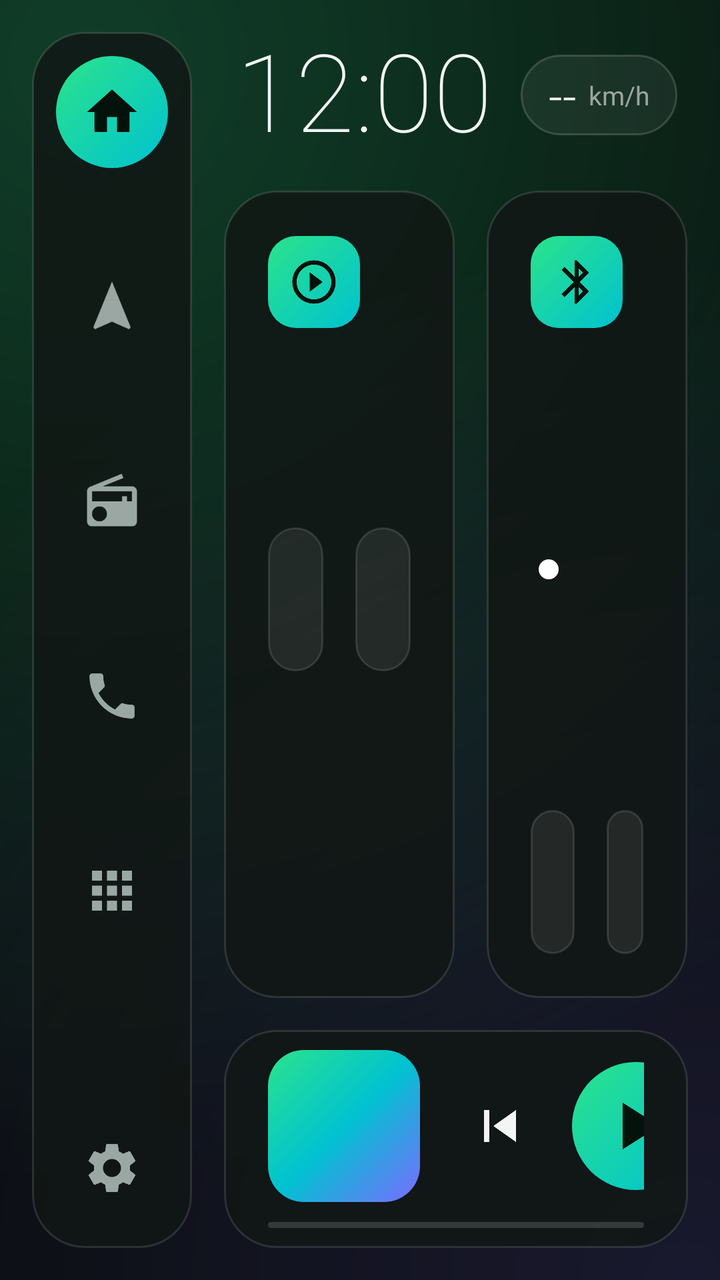
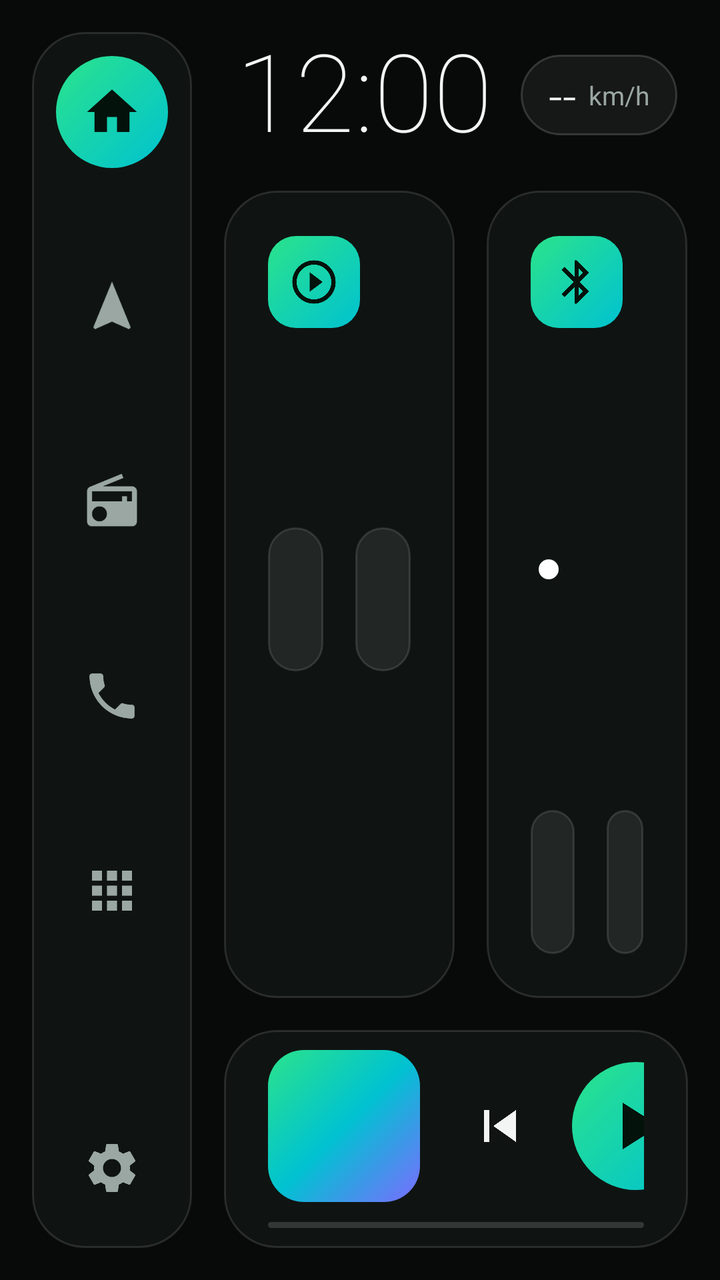

Compare the two renders of this Android layout. The source of the first and the diff that turns it into the second are given below.
<!-- AndroidManifest.xml: application theme Theme.RadioCar -->
<!-- res/layout/activity_main.xml -->
<?xml version="1.0" encoding="utf-8"?>
<FrameLayout xmlns:android="http://schemas.android.com/apk/res/android"
    android:id="@+id/root"
    android:layout_width="match_parent"
    android:layout_height="match_parent"
    android:background="@drawable/bg_home">

    <LinearLayout
        android:layout_width="match_parent"
        android:layout_height="match_parent"
        android:orientation="horizontal"
        android:padding="@dimen/screen_pad">

        
        <LinearLayout
            android:layout_width="@dimen/rail_width"
            android:layout_height="match_parent"
            android:background="@drawable/bg_card"
            android:gravity="center_horizontal"
            android:orientation="vertical"
            android:paddingTop="12dp"
            android:paddingBottom="12dp">

            <ImageButton
                android:id="@+id/rail_home"
                style="@style/RailButton"
                android:background="@drawable/bg_accent_oval"
                android:contentDescription="@string/cd_home"
                android:src="@drawable/ic_home"
                android:tint="@color/on_accent" />

            <Space android:layout_width="1dp" android:layout_height="0dp" android:layout_weight="1" />

            <ImageButton
                android:id="@+id/rail_nav"
                style="@style/RailButton"
                android:contentDescription="@string/slot_nav"
                android:src="@drawable/ic_navigation" />

            <Space android:layout_width="1dp" android:layout_height="0dp" android:layout_weight="1" />

            <ImageButton
                android:id="@+id/rail_radio"
                style="@style/RailButton"
                android:contentDescription="@string/slot_radio"
                android:src="@drawable/ic_radio" />

            <Space android:layout_width="1dp" android:layout_height="0dp" android:layout_weight="1" />

            <ImageButton
                android:id="@+id/rail_phone"
                style="@style/RailButton"
                android:contentDescription="@string/slot_phone"
                android:src="@drawable/ic_phone" />

            <Space android:layout_width="1dp" android:layout_height="0dp" android:layout_weight="1" />

            <ImageButton
                android:id="@+id/rail_apps"
                style="@style/RailButton"
                android:contentDescription="@string/cd_apps"
                android:src="@drawable/ic_apps" />

            <Space android:layout_width="1dp" android:layout_height="0dp" android:layout_weight="2" />

            <ImageButton
                android:id="@+id/rail_settings"
                style="@style/RailButton"
                android:contentDescription="@string/slot_settings"
                android:src="@drawable/ic_settings" />
        </LinearLayout>

        
        <LinearLayout
            android:layout_width="0dp"
            android:layout_height="match_parent"
            android:layout_marginStart="@dimen/gap"
            android:layout_weight="1"
            android:orientation="vertical">

            
            <LinearLayout
                android:layout_width="match_parent"
                android:layout_height="wrap_content"
                android:gravity="center_vertical"
                android:orientation="horizontal"
                android:paddingStart="6dp"
                android:paddingEnd="2dp">

                <TextClock
                    android:id="@+id/clock"
                    android:layout_width="wrap_content"
                    android:layout_height="wrap_content"
                    android:fontFamily="sans-serif-thin"
                    android:format12Hour="h:mm"
                    android:format24Hour="HH:mm"
                    android:includeFontPadding="false"
                    android:maxLines="1"
                    android:textColor="@color/text_primary"
                    android:textSize="@dimen/top_clock_size" />

                <LinearLayout
                    android:layout_width="0dp"
                    android:layout_height="wrap_content"
                    android:layout_marginStart="14dp"
                    android:layout_weight="1"
                    android:orientation="vertical">

                    <TextView
                        android:id="@+id/greeting"
                        android:layout_width="wrap_content"
                        android:layout_height="wrap_content"
                        android:singleLine="true"
                        android:textColor="@color/text_primary"
                        android:textSize="@dimen/greeting_size" />

                    <TextClock
                        android:layout_width="wrap_content"
                        android:layout_height="wrap_content"
                        android:format12Hour="EEEE, d 'de' MMMM"
                        android:format24Hour="EEEE, d 'de' MMMM"
                        android:singleLine="true"
                        android:textColor="@color/text_secondary"
                        android:textSize="@dimen/date_size" />
                </LinearLayout>

                <LinearLayout
                    android:id="@+id/speed_chip"
                    android:layout_width="wrap_content"
                    android:layout_height="wrap_content"
                    android:background="@drawable/bg_chip"
                    android:gravity="center_vertical"
                    android:orientation="horizontal"
                    android:paddingStart="14dp"
                    android:paddingTop="4dp"
                    android:paddingEnd="14dp"
                    android:paddingBottom="4dp">

                    <TextView
                        android:id="@+id/speed_value"
                        android:layout_width="wrap_content"
                        android:layout_height="wrap_content"
                        android:fontFamily="sans-serif-light"
                        android:text="--"
                        android:textColor="@color/text_primary"
                        android:textSize="@dimen/speed_size" />

                    <TextView
                        android:id="@+id/speed_unit"
                        android:layout_width="wrap_content"
                        android:layout_height="wrap_content"
                        android:layout_marginStart="6dp"
                        android:text="@string/kmh"
                        android:textColor="@color/text_secondary"
                        android:textSize="13sp" />
                </LinearLayout>

                <TextView
                    android:layout_width="wrap_content"
                    android:layout_height="wrap_content"
                    android:layout_marginStart="10dp"
                    android:background="@drawable/bg_badge"
                    android:fontFamily="sans-serif-medium"
                    android:letterSpacing="0.12"
                    android:paddingStart="14dp"
                    android:paddingTop="6dp"
                    android:paddingEnd="14dp"
                    android:paddingBottom="6dp"
                    android:text="@string/truck_badge"
                    android:textColor="@color/accent_1"
                    android:textSize="13sp" />
            </LinearLayout>

            
            <LinearLayout
                android:layout_width="match_parent"
                android:layout_height="0dp"
                android:layout_marginTop="@dimen/gap"
                android:layout_weight="1"
                android:orientation="horizontal">

                
                <LinearLayout
                    android:id="@+id/video_card"
                    android:layout_width="0dp"
                    android:layout_height="match_parent"
                    android:layout_weight="1.15"
                    android:background="@drawable/bg_card"
                    android:orientation="vertical"
                    android:padding="@dimen/card_pad">

                    <LinearLayout
                        android:layout_width="match_parent"
                        android:layout_height="wrap_content"
                        android:gravity="center_vertical"
                        android:orientation="horizontal">

                        <ImageView
                            android:layout_width="@dimen/card_icon"
                            android:layout_height="@dimen/card_icon"
                            android:background="@drawable/bg_icon_chip"
                            android:importantForAccessibility="no"
                            android:padding="@dimen/card_icon_pad"
                            android:src="@drawable/ic_video"
                            android:tint="@color/on_accent" />

                        <LinearLayout
                            android:layout_width="0dp"
                            android:layout_height="wrap_content"
                            android:layout_marginStart="12dp"
                            android:layout_weight="1"
                            android:orientation="vertical">

                            <TextView
                                android:layout_width="wrap_content"
                                android:layout_height="wrap_content"
                                android:fontFamily="sans-serif-medium"
                                android:singleLine="true"
                                android:text="@string/video_title"
                                android:textColor="@color/text_primary"
                                android:textSize="@dimen/card_title_size" />

                            <TextView
                                android:id="@+id/video_sub"
                                android:layout_width="match_parent"
                                android:layout_height="wrap_content"
                                android:ellipsize="end"
                                android:singleLine="true"
                                android:textColor="@color/text_secondary"
                                android:textSize="@dimen/card_sub_size" />
                        </LinearLayout>
                    </LinearLayout>

                    <Space android:layout_width="1dp" android:layout_height="0dp" android:layout_weight="1" />

                    <LinearLayout
                        android:layout_width="match_parent"
                        android:layout_height="@dimen/app_btn_height"
                        android:orientation="horizontal">

                        <include
                            android:id="@+id/btn_video"
                            layout="@layout/app_button"
                            android:layout_width="0dp"
                            android:layout_height="match_parent"
                            android:layout_weight="1" />

                        <include
                            android:id="@+id/btn_video_music"
                            layout="@layout/app_button"
                            android:layout_width="0dp"
                            android:layout_height="match_parent"
                            android:layout_marginStart="@dimen/gap"
                            android:layout_weight="1" />
                    </LinearLayout>

                    <Space android:layout_width="1dp" android:layout_height="0dp" android:layout_weight="1" />

                    
                    <HorizontalScrollView
                        android:layout_width="match_parent"
                        android:layout_height="@dimen/chip_height"
                        android:fadingEdgeLength="24dp"
                        android:requiresFadingEdge="horizontal"
                        android:scrollbars="none">

                        <LinearLayout
                            android:id="@+id/video_chips"
                            android:layout_width="wrap_content"
                            android:layout_height="match_parent"
                            android:orientation="horizontal" />
                    </HorizontalScrollView>
                </LinearLayout>

                
                <LinearLayout
                    android:id="@+id/bt_card"
                    android:layout_width="0dp"
                    android:layout_height="match_parent"
                    android:layout_marginStart="@dimen/gap"
                    android:layout_weight="1"
                    android:background="@drawable/bg_card_pressable"
                    android:clickable="true"
                    android:focusable="true"
                    android:orientation="vertical"
                    android:padding="@dimen/card_pad">

                    <LinearLayout
                        android:layout_width="match_parent"
                        android:layout_height="wrap_content"
                        android:gravity="center_vertical"
                        android:orientation="horizontal">

                        <ImageView
                            android:layout_width="@dimen/card_icon"
                            android:layout_height="@dimen/card_icon"
                            android:background="@drawable/bg_icon_chip"
                            android:importantForAccessibility="no"
                            android:padding="@dimen/card_icon_pad"
                            android:src="@drawable/ic_bluetooth"
                            android:tint="@color/on_accent" />

                        <LinearLayout
                            android:layout_width="0dp"
                            android:layout_height="wrap_content"
                            android:layout_marginStart="12dp"
                            android:layout_weight="1"
                            android:orientation="vertical">

                            <TextView
                                android:layout_width="wrap_content"
                                android:layout_height="wrap_content"
                                android:fontFamily="sans-serif-medium"
                                android:singleLine="true"
                                android:text="@string/bt_title"
                                android:textColor="@color/text_primary"
                                android:textSize="@dimen/card_title_size" />

                            <TextView
                                android:layout_width="wrap_content"
                                android:layout_height="wrap_content"
                                android:singleLine="true"
                                android:text="@string/bt_subtitle"
                                android:textColor="@color/text_secondary"
                                android:textSize="@dimen/card_sub_size" />
                        </LinearLayout>
                    </LinearLayout>

                    <Space android:layout_width="1dp" android:layout_height="0dp" android:layout_weight="1" />

                    <LinearLayout
                        android:layout_width="match_parent"
                        android:layout_height="wrap_content"
                        android:gravity="center_vertical"
                        android:orientation="horizontal"
                        android:paddingStart="4dp">

                        <View
                            android:id="@+id/bt_dot"
                            android:layout_width="10dp"
                            android:layout_height="10dp"
                            android:background="@drawable/bg_dot" />

                        <TextView
                            android:id="@+id/bt_status"
                            android:layout_width="0dp"
                            android:layout_height="wrap_content"
                            android:layout_marginStart="10dp"
                            android:layout_weight="1"
                            android:ellipsize="end"
                            android:maxLines="2"
                            android:textColor="@color/text_primary"
                            android:textSize="@dimen/status_size" />
                    </LinearLayout>

                    <Space android:layout_width="1dp" android:layout_height="0dp" android:layout_weight="1" />

                    <LinearLayout
                        android:layout_width="match_parent"
                        android:layout_height="@dimen/app_btn_height"
                        android:orientation="horizontal">

                        <include
                            android:id="@+id/btn_bt_music"
                            layout="@layout/app_button"
                            android:layout_width="0dp"
                            android:layout_height="match_parent"
                            android:layout_weight="1.2" />

                        <include
                            android:id="@+id/btn_bt_phone"
                            layout="@layout/app_button"
                            android:layout_width="0dp"
                            android:layout_height="match_parent"
                            android:layout_marginStart="@dimen/gap"
                            android:layout_weight="1" />
                    </LinearLayout>
                </LinearLayout>
            </LinearLayout>

            
            <FrameLayout
                android:id="@+id/media_card"
                android:layout_width="match_parent"
                android:layout_height="wrap_content"
                android:layout_marginTop="@dimen/gap"
                android:background="@drawable/bg_card_pressable"
                android:clickable="true"
                android:focusable="true">

                
                <LinearLayout
                    android:id="@+id/media_glow"
                    android:layout_width="match_parent"
                    android:layout_height="wrap_content"
                    android:orientation="vertical"
                    android:paddingStart="@dimen/card_pad"
                    android:paddingTop="10dp"
                    android:paddingEnd="@dimen/card_pad"
                    android:paddingBottom="10dp">

                    <LinearLayout
                        android:layout_width="match_parent"
                        android:layout_height="wrap_content"
                        android:gravity="center_vertical"
                        android:orientation="horizontal">

                        <ImageView
                            android:id="@+id/media_art"
                            android:layout_width="@dimen/now_art"
                            android:layout_height="@dimen/now_art"
                            android:background="@drawable/bg_art"
                            android:contentDescription="@string/cd_art" />

                        <LinearLayout
                            android:layout_width="0dp"
                            android:layout_height="wrap_content"
                            android:layout_marginStart="14dp"
                            android:layout_weight="1"
                            android:orientation="vertical">

                            <TextView
                                android:id="@+id/media_source"
                                android:layout_width="wrap_content"
                                android:layout_height="wrap_content"
                                android:ellipsize="end"
                                android:fontFamily="sans-serif-medium"
                                android:letterSpacing="0.15"
                                android:singleLine="true"
                                android:text="@string/media_label"
                                android:textColor="@color/accent_1"
                                android:textSize="11sp" />

                            <TextView
                                android:id="@+id/media_title"
                                android:layout_width="match_parent"
                                android:layout_height="wrap_content"
                                android:layout_marginTop="2dp"
                                android:ellipsize="end"
                                android:fontFamily="sans-serif-medium"
                                android:singleLine="true"
                                android:textColor="@color/text_primary"
                                android:textSize="@dimen/now_title_size" />

                            <TextView
                                android:id="@+id/media_artist"
                                android:layout_width="match_parent"
                                android:layout_height="wrap_content"
                                android:ellipsize="end"
                                android:singleLine="true"
                                android:textColor="@color/text_secondary"
                                android:textSize="14sp" />
                        </LinearLayout>

                        <ImageButton
                            android:id="@+id/btn_prev"
                            style="@style/CtrlButton"
                            android:contentDescription="@string/cd_prev"
                            android:src="@drawable/ic_skip_previous" />

                        <ImageButton
                            android:id="@+id/btn_play"
                            android:layout_width="@dimen/play_btn"
                            android:layout_height="@dimen/play_btn"
                            android:layout_marginStart="10dp"
                            android:layout_marginEnd="10dp"
                            android:background="@drawable/bg_accent_oval"
                            android:contentDescription="@string/cd_play"
                            android:padding="12dp"
                            android:scaleType="fitCenter"
                            android:src="@drawable/ic_play"
                            android:tint="@color/on_accent" />

                        <ImageButton
                            android:id="@+id/btn_next"
                            style="@style/CtrlButton"
                            android:contentDescription="@string/cd_next"
                            android:src="@drawable/ic_skip_next" />
                    </LinearLayout>

                    <ProgressBar
                        android:id="@+id/media_progress"
                        style="@android:style/Widget.Material.ProgressBar.Horizontal"
                        android:layout_width="match_parent"
                        android:layout_height="3dp"
                        android:layout_marginTop="@dimen/media_gap"
                        android:max="1000"
                        android:maxHeight="3dp"
                        android:minHeight="3dp"
                        android:progressDrawable="@drawable/progress_track" />
                </LinearLayout>
            </FrameLayout>
        </LinearLayout>
    </LinearLayout>

    
    <LinearLayout
        android:id="@+id/drawer"
        android:layout_width="match_parent"
        android:layout_height="match_parent"
        android:background="@color/scrim"
        android:clickable="true"
        android:focusable="true"
        android:orientation="vertical"
        android:padding="@dimen/screen_pad"
        android:visibility="gone">

        <LinearLayout
            android:layout_width="match_parent"
            android:layout_height="wrap_content"
            android:gravity="center_vertical"
            android:orientation="horizontal"
            android:paddingStart="8dp">

            <TextView
                android:layout_width="0dp"
                android:layout_height="wrap_content"
                android:layout_weight="1"
                android:fontFamily="sans-serif-light"
                android:text="@string/drawer_title"
                android:textColor="@color/text_primary"
                android:textSize="26sp" />

            <ImageButton
                android:id="@+id/drawer_close"
                style="@style/CtrlButton"
                android:contentDescription="@string/cd_close"
                android:src="@drawable/ic_close" />
        </LinearLayout>

        <GridView
            android:id="@+id/app_grid"
            android:layout_width="match_parent"
            android:layout_height="0dp"
            android:layout_marginTop="12dp"
            android:layout_weight="1"
            android:columnWidth="@dimen/app_cell"
            android:gravity="center"
            android:horizontalSpacing="8dp"
            android:listSelector="@android:color/transparent"
            android:numColumns="auto_fit"
            android:stretchMode="columnWidth"
            android:verticalSpacing="12dp" />
    </LinearLayout>
</FrameLayout>
<!-- res/layout/app_button.xml (included above) -->
<?xml version="1.0" encoding="utf-8"?>
<LinearLayout xmlns:android="http://schemas.android.com/apk/res/android"
    android:layout_width="0dp"
    android:layout_height="match_parent"
    android:layout_weight="1"
    android:background="@drawable/bg_button_surface"
    android:clickable="true"
    android:focusable="true"
    android:gravity="center"
    android:orientation="horizontal"
    android:paddingStart="@dimen/app_btn_pad"
    android:paddingEnd="@dimen/app_btn_pad">

    <ImageView
        android:id="@+id/btn_icon"
        android:layout_width="@dimen/app_btn_icon"
        android:layout_height="@dimen/app_btn_icon"
        android:importantForAccessibility="no"
        android:scaleType="fitCenter" />

    <TextView
        android:id="@+id/btn_label"
        android:layout_width="wrap_content"
        android:layout_height="wrap_content"
        android:layout_marginStart="@dimen/app_btn_label_gap"
        android:ellipsize="end"
        android:fontFamily="sans-serif-medium"
        android:singleLine="true"
        android:textColor="@color/text_primary"
        android:textSize="@dimen/app_btn_text" />
</LinearLayout>
<!-- resources referenced by this layout -->
<resources>
  <color name="accent_1">#FF2BE38B</color>
  <color name="on_accent">#FF04120C</color>
  <color name="scrim">#F5070A09</color>
  <color name="text_primary">#FFF2F5F4</color>
  <color name="text_secondary">#FF9AA7A3</color>
  <dimen name="app_btn_height">50dp</dimen>
  <dimen name="app_btn_icon">24dp</dimen>
  <dimen name="app_btn_label_gap">6dp</dimen>
  <dimen name="app_btn_pad">8dp</dimen>
  <dimen name="app_btn_text">13sp</dimen>
  <dimen name="app_cell">96dp</dimen>
  <dimen name="card_icon">34dp</dimen>
  <dimen name="card_icon_pad">7dp</dimen>
  <dimen name="card_pad">12dp</dimen>
  <dimen name="card_sub_size">12sp</dimen>
  <dimen name="card_title_size">16sp</dimen>
  <dimen name="chip_height">34dp</dimen>
  <dimen name="date_size">12sp</dimen>
  <dimen name="gap">10dp</dimen>
  <dimen name="greeting_size">15sp</dimen>
  <dimen name="media_gap">6dp</dimen>
  <dimen name="now_art">50dp</dimen>
  <dimen name="now_title_size">16sp</dimen>
  <dimen name="play_btn">46dp</dimen>
  <dimen name="rail_width">60dp</dimen>
  <dimen name="screen_pad">10dp</dimen>
  <dimen name="speed_size">18sp</dimen>
  <dimen name="status_size">14sp</dimen>
  <dimen name="top_clock_size">36sp</dimen>
  <!-- drawable bg_card_pressable (drawable) -->
  <?xml version="1.0" encoding="utf-8"?>
  <ripple xmlns:android="http://schemas.android.com/apk/res/android" android:color="@color/ripple">
      <item android:drawable="@drawable/bg_card" />
  </ripple>
  <!-- drawable bg_dot (drawable) -->
  <?xml version="1.0" encoding="utf-8"?>
  <shape xmlns:android="http://schemas.android.com/apk/res/android" android:shape="oval"><solid android:color="#FFFFFFFF" /></shape>
  <!-- drawable bg_home (drawable) -->
  <?xml version="1.0" encoding="utf-8"?>
  <layer-list xmlns:android="http://schemas.android.com/apk/res/android">
      <item><color android:color="@color/bg" /></item>
      <item>
          <shape android:shape="rectangle">
              <gradient android:type="radial" android:centerX="0.12" android:centerY="0.05"
                  android:gradientRadius="560dp" android:startColor="@color/glow_green" android:endColor="#00000000" />
          </shape>
      </item>
      <item>
          <shape android:shape="rectangle">
              <gradient android:type="radial" android:centerX="0.95" android:centerY="1.0"
                  android:gradientRadius="520dp" android:startColor="@color/glow_violet" android:endColor="#00000000" />
          </shape>
      </item>
  </layer-list>
  <string name="bt_subtitle">Música del teléfono</string>
  <string name="bt_title">Bluetooth</string>
  <string name="cd_apps">Todas las apps</string>
  <string name="cd_art">Carátula</string>
  <string name="cd_close">Cerrar</string>
  <string name="cd_home">Inicio</string>
  <string name="cd_next">Siguiente</string>
  <string name="cd_play">Reproducir o pausar</string>
  <string name="cd_prev">Anterior</string>
  <string name="drawer_title">Aplicaciones</string>
  <string name="kmh">km/h</string>
  <string name="media_label">REPRODUCIENDO</string>
  <string name="slot_nav">Navegación</string>
  <string name="slot_phone">Teléfono</string>
  <string name="slot_radio">Radio</string>
  <string name="slot_settings">Ajustes</string>
  <string name="truck_badge">F-150</string>
  <string name="video_title">Videos de música</string>
  <color name="accent_2">#FF00C2D1</color>
  <color name="accent_3">#FF7B6CFF</color>
  <color name="ripple">#402BE38B</color>
  <dimen name="card_radius">20dp</dimen>
  <color name="card">#D9111715</color>
  <color name="card_stroke">#1FFFFFFF</color>
  <color name="bg">#FF070A09</color>
  <color name="glow_green">#3D2BE38B</color>
  <color name="glow_violet">#267B6CFF</color>
  <color name="track">#26FFFFFF</color>
  <dimen name="ctrl_btn">40dp</dimen>
  <dimen name="rail_btn">46dp</dimen>
  <!-- unchanged entries left out for length: 24 -->
</resources>

<!-- the commit's change to res/layout/activity_main.xml (unified diff, before → after) -->
@@ -3,7 +3,7 @@
     android:id="@+id/root"
     android:layout_width="match_parent"
     android:layout_height="match_parent"
-    android:background="@drawable/bg_home">
+    android:background="@color/bg">
 
     <LinearLayout
         android:layout_width="match_parent"
@@ -156,6 +156,7 @@
                 </LinearLayout>
 
                 <TextView
+                    android:id="@+id/badge"
                     android:layout_width="wrap_content"
                     android:layout_height="wrap_content"
                     android:layout_marginStart="10dp"
@@ -246,7 +247,7 @@
                             android:layout_weight="1" />
 
                         <include
-                            android:id="@+id/btn_video_music"
+                            android:id="@+id/btn_files"
                             layout="@layout/app_button"
                             android:layout_width="0dp"
                             android:layout_height="match_parent"
<!-- resource entries referenced after the edit -->
@@ -37,23 +37,6 @@
   <!-- drawable bg_dot (drawable) -->
   <?xml version="1.0" encoding="utf-8"?>
   <shape xmlns:android="http://schemas.android.com/apk/res/android" android:shape="oval"><solid android:color="#FFFFFFFF" /></shape>
-  <!-- drawable bg_home (drawable) -->
-  <?xml version="1.0" encoding="utf-8"?>
-  <layer-list xmlns:android="http://schemas.android.com/apk/res/android">
-      <item><color android:color="@color/bg" /></item>
-      <item>
-          <shape android:shape="rectangle">
-              <gradient android:type="radial" android:centerX="0.12" android:centerY="0.05"
-                  android:gradientRadius="560dp" android:startColor="@color/glow_green" android:endColor="#00000000" />
-          </shape>
-      </item>
-      <item>
-          <shape android:shape="rectangle">
-              <gradient android:type="radial" android:centerX="0.95" android:centerY="1.0"
-                  android:gradientRadius="520dp" android:startColor="@color/glow_violet" android:endColor="#00000000" />
-          </shape>
-      </item>
-  </layer-list>
   <string name="bt_subtitle">Música del teléfono</string>
   <string name="bt_title">Bluetooth</string>
   <string name="cd_apps">Todas las apps</string>
@@ -71,7 +54,7 @@
   <string name="slot_radio">Radio</string>
   <string name="slot_settings">Ajustes</string>
   <string name="truck_badge">F-150</string>
-  <string name="video_title">Videos de música</string>
+  <string name="video_title">Videos</string>
   <color name="accent_2">#FF00C2D1</color>
   <color name="accent_3">#FF7B6CFF</color>
   <color name="ripple">#402BE38B</color>
@@ -79,8 +62,6 @@
   <color name="card">#D9111715</color>
   <color name="card_stroke">#1FFFFFFF</color>
   <color name="bg">#FF070A09</color>
-  <color name="glow_green">#3D2BE38B</color>
-  <color name="glow_violet">#267B6CFF</color>
   <color name="track">#26FFFFFF</color>
   <dimen name="ctrl_btn">40dp</dimen>
   <dimen name="rail_btn">46dp</dimen>
